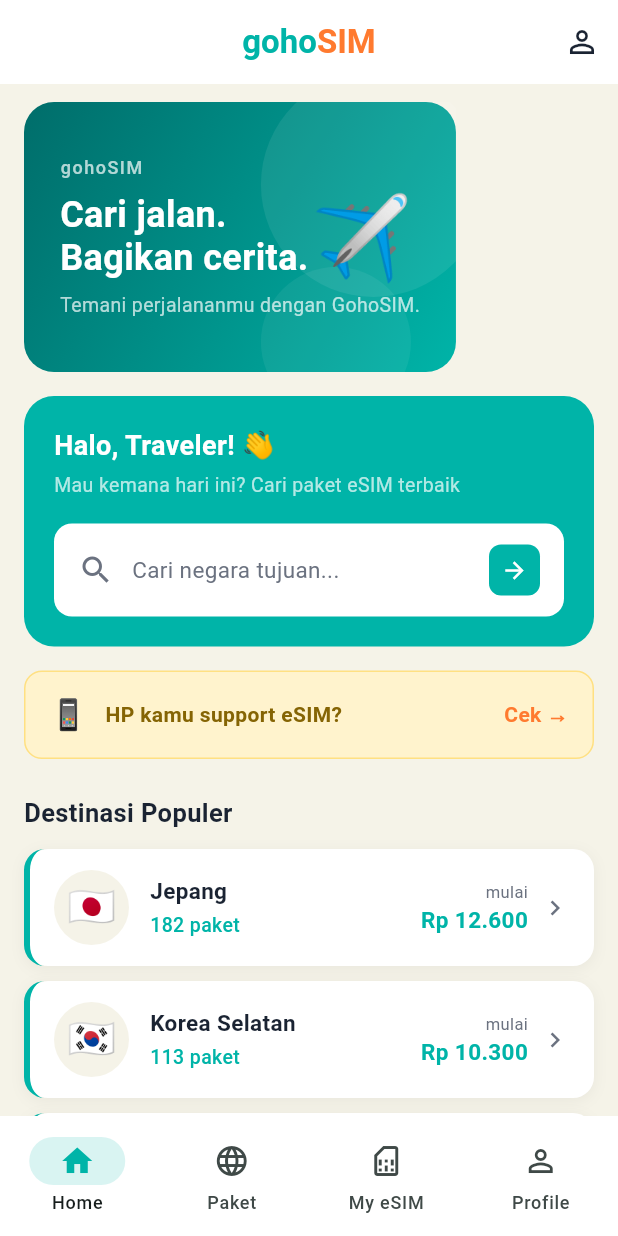
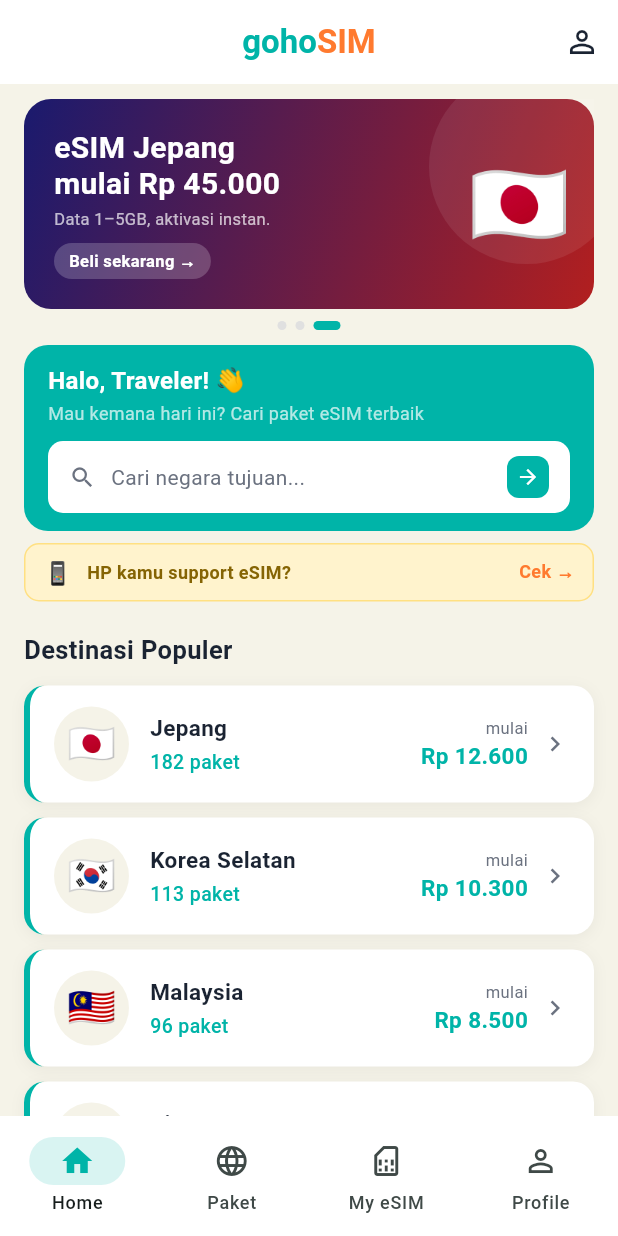
Before and after one commit to Sayuliho/gohosim-flutter, a Flutter app: the screen it shows after launch, on a phone screen of 412 x 824 dp. Run offline on Flutter 3.47's test engine with Material 3 defaults, Android fonts, the phone set to English and light mode, and no system bars; our stand-ins replace flutter_secure_storage, go_router, webview_flutter; accounts and stored records are empty.

Commit message:
Home: banner carousel auto-rotate + slim hero & esim-check strip
- Banner: convert static _HeroBanner to _HeroBannerCarousel (StatefulWidget)
  - 3 slides with different gradients, auto-rotate every 3.5s
  - PageView with smooth animation, animated dots indicator
  - Touch swipe support (native PageView)
  - Height reduced from 180px to 150px
- Hero search card: padding all(20) -> sym(16,12), font 18->16, search box slimmer
- eSIM check strip: padding vertical 14->8, horizontal 16->12, font 14->12

Co-Authored-By: Claude Sonnet 4.6 <noreply@anthropic.com>
Claude-Session: https://claude.ai/code/session_01DcfQx37ayvDtMcdXHL9fQy

```diff
--- a/lib/features/home/screens/home_screen.dart
+++ b/lib/features/home/screens/home_screen.dart
@@ -1,3 +1,4 @@
+import 'dart:async';
 import 'package:flutter/material.dart';
 import 'package:go_router/go_router.dart';
 import '../../../shared/theme/app_theme.dart';
@@ -45,19 +46,19 @@ class HomeScreen extends StatelessWidget {
         child: Column(
           crossAxisAlignment: CrossAxisAlignment.start,
           children: [
-            // Hero banner foto
-            _HeroBanner(),
+            // Hero banner — carousel auto-rotate
+            const _HeroBannerCarousel(),
 
-            const SizedBox(height: 16),
+            const SizedBox(height: 10),
 
-            // Search card
+            // Search card — slim
             Padding(
               padding: const EdgeInsets.symmetric(horizontal: 16),
               child: Container(
-                padding: const EdgeInsets.all(20),
+                padding: const EdgeInsets.symmetric(horizontal: 16, vertical: 12),
                 decoration: BoxDecoration(
                   color: AppTheme.primary,
-                  borderRadius: BorderRadius.circular(20),
+                  borderRadius: BorderRadius.circular(16),
                 ),
                 child: Column(
                   crossAxisAlignment: CrossAxisAlignment.start,
@@ -66,41 +67,41 @@ class HomeScreen extends StatelessWidget {
                       'Halo, Traveler! 👋',
                       style: TextStyle(
                         color: Colors.white,
-                        fontSize: 18,
+                        fontSize: 16,
                         fontWeight: FontWeight.bold,
                       ),
                     ),
-                    const SizedBox(height: 4),
+                    const SizedBox(height: 2),
                     const Text(
                       'Mau kemana hari ini? Cari paket eSIM terbaik',
-                      style: TextStyle(color: Colors.white70, fontSize: 13),
+                      style: TextStyle(color: Colors.white70, fontSize: 12),
                     ),
-                    const SizedBox(height: 16),
+                    const SizedBox(height: 10),
                     GestureDetector(
                       onTap: () => context.push('/packages'),
                       child: Container(
-                        padding: const EdgeInsets.symmetric(horizontal: 16, vertical: 14),
+                        padding: const EdgeInsets.symmetric(horizontal: 14, vertical: 10),
                         decoration: BoxDecoration(
                           color: Colors.white,
-                          borderRadius: BorderRadius.circular(12),
+                          borderRadius: BorderRadius.circular(10),
                         ),
                         child: Row(
                           children: [
-                            const Icon(Icons.search, color: AppTheme.textGrey),
-                            const SizedBox(width: 12),
+                            const Icon(Icons.search, color: AppTheme.textGrey, size: 18),
+                            const SizedBox(width: 10),
                             const Expanded(
                               child: Text(
                                 'Cari negara tujuan...',
-                                style: TextStyle(color: AppTheme.textGrey, fontSize: 15),
+                                style: TextStyle(color: AppTheme.textGrey, fontSize: 14),
                               ),
                             ),
                             Container(
-                              padding: const EdgeInsets.all(8),
+                              padding: const EdgeInsets.all(6),
                               decoration: BoxDecoration(
                                 color: AppTheme.primary,
                                 borderRadius: BorderRadius.circular(8),
                               ),
-                              child: const Icon(Icons.arrow_forward, color: Colors.white, size: 18),
+                              child: const Icon(Icons.arrow_forward, color: Colors.white, size: 16),
                             ),
                           ],
                         ),
@@ -111,31 +112,31 @@ class HomeScreen extends StatelessWidget {
               ),
             ),
 
-            const SizedBox(height: 16),
+            const SizedBox(height: 8),
 
-            // Banner HP support eSIM
+            // Banner HP support eSIM — slim
             Padding(
               padding: const EdgeInsets.symmetric(horizontal: 16),
               child: GestureDetector(
                 onTap: () => context.push('/packages'),
                 child: Container(
-                  padding: const EdgeInsets.symmetric(horizontal: 16, vertical: 14),
+                  padding: const EdgeInsets.symmetric(horizontal: 12, vertical: 8),
                   decoration: BoxDecoration(
                     color: const Color(0xFFFFF3CD),
-                    borderRadius: BorderRadius.circular(12),
+                    borderRadius: BorderRadius.circular(10),
                     border: Border.all(color: const Color(0xFFFFE082)),
                   ),
                   child: Row(
                     children: [
-                      const Text('📱', style: TextStyle(fontSize: 20)),
-                      const SizedBox(width: 12),
+                      const Text('📱', style: TextStyle(fontSize: 15)),
+                      const SizedBox(width: 10),
                       const Expanded(
                         child: Text(
                           'HP kamu support eSIM?',
                           style: TextStyle(
                             color: Color(0xFF856404),
                             fontWeight: FontWeight.w600,
-                            fontSize: 14,
+                            fontSize: 12,
                           ),
                         ),
                       ),
@@ -144,7 +145,7 @@ class HomeScreen extends StatelessWidget {
                         style: TextStyle(
                           color: AppTheme.cta,
                           fontWeight: FontWeight.bold,
-                          fontSize: 14,
+                          fontSize: 12,
                         ),
                       ),
                     ],
@@ -153,7 +154,7 @@ class HomeScreen extends StatelessWidget {
               ),
             ),
 
-            const SizedBox(height: 24),
+            const SizedBox(height: 20),
 
             // Destinasi populer header
             const Padding(
@@ -215,16 +216,99 @@ class HomeScreen extends StatelessWidget {
   }
 }
 
-class _HeroBanner extends StatelessWidget {
+// ── Banner carousel ──────────────────────────────────────────────────────────
+
+class _BannerSlide {
+  final List<Color> colors;
+  final String emoji;
+  final String title;
+  final String subtitle;
+  final String cta;
+
+  const _BannerSlide({
+    required this.colors,
+    required this.emoji,
+    required this.title,
+    required this.subtitle,
+    required this.cta,
+  });
+}
+
+const _bannerSlides = [
+  _BannerSlide(
+    colors: [Color(0xFF006D6A), Color(0xFF00B4A8)],
+    emoji: '✈️',
+    title: 'Cari jalan.\nBagikan cerita.',
+    subtitle: 'Temani perjalananmu dengan GohoSIM.',
+    cta: 'Mulai sekarang →',
+  ),
+  _BannerSlide(
+    colors: [Color(0xFF0057FF), Color(0xFF3B82F6)],
+    emoji: '🌏',
+    title: 'Internet\n150+ Negara',
+    subtitle: 'Langsung aktif tanpa ganti kartu SIM.',
+    cta: 'Cek paket →',
+  ),
+  _BannerSlide(
+    colors: [Color(0xFF1a1a6e), Color(0xFFb21f1f)],
+    emoji: '🇯🇵',
+    title: 'eSIM Jepang\nmulai Rp 45.000',
+    subtitle: 'Data 1–5GB, aktivasi instan.',
+    cta: 'Beli sekarang →',
+  ),
+];
+
+class _HeroBannerCarousel extends StatefulWidget {
+  const _HeroBannerCarousel();
+
+  @override
+  State<_HeroBannerCarousel> createState() => _HeroBannerCarouselState();
+}
+
+class _HeroBannerCarouselState extends State<_HeroBannerCarousel> {
+  final PageController _ctrl = PageController();
+  int _current = 0;
+  Timer? _timer;
+
+  @override
+  void initState() {
+    super.initState();
+    _timer = Timer.periodic(const Duration(milliseconds: 3500), (_) {
+      if (!mounted) return;
+      final next = (_current + 1) % _bannerSlides.length;
+      _ctrl.animateToPage(
+        next,
+        duration: const Duration(milliseconds: 500),
+        curve: Curves.easeInOut,
+      );
+    });
+  }
+
+  @override
+  void dispose() {
+    _timer?.cancel();
+    _ctrl.dispose();
+    super.dispose();
+  }
+
   @override
   Widget build(BuildContext context) {
+    return Column(
+      children: [
+        SizedBox(
+          height: 150,
+          child: PageView.builder(
+            controller: _ctrl,
+            itemCount: _bannerSlides.length,
+            onPageChanged: (i) => setState(() => _current = i),
+            itemBuilder: (ctx, i) {
+              final s = _bannerSlides[i];
               return Container(
-      margin: const EdgeInsets.fromLTRB(16, 12, 16, 0),
-      height: 180,
+                margin: const EdgeInsets.fromLTRB(16, 10, 16, 0),
                 decoration: BoxDecoration(
-        borderRadius: BorderRadius.circular(20),
-        gradient: const LinearGradient(
-          colors: [Color(0xFF006D6A), Color(0xFF00B4A8)],
+                  borderRadius: BorderRadius.circular(18),
+                  gradient: LinearGradient(
+                    colors: s.colors,
                     begin: Alignment.topLeft,
                     end: Alignment.bottomRight,
                   ),
@@ -236,74 +320,93 @@ class _HeroBanner extends StatelessWidget {
                       right: -20,
                       top: -20,
                       child: Container(
-              width: 150,
-              height: 150,
+                        width: 130,
+                        height: 130,
                         decoration: BoxDecoration(
                           shape: BoxShape.circle,
                           color: Colors.white.withOpacity(0.08),
                         ),
                       ),
                     ),
-          Positioned(
-            right: 30,
-            bottom: -30,
-            child: Container(
-              width: 100,
-              height: 100,
-              decoration: BoxDecoration(
-                shape: BoxShape.circle,
-                color: Colors.white.withOpacity(0.06),
-              ),
-            ),
-          ),
                     // Konten
                     Padding(
-            padding: const EdgeInsets.all(24),
+                      padding: const EdgeInsets.fromLTRB(20, 16, 90, 16),
                       child: Column(
                         crossAxisAlignment: CrossAxisAlignment.start,
                         mainAxisAlignment: MainAxisAlignment.center,
                         children: [
-                const Text(
-                  'gohoSIM',
-                  style: TextStyle(
-                    color: Colors.white70,
-                    fontSize: 12,
-                    fontWeight: FontWeight.w500,
-                    letterSpacing: 1,
-                  ),
-                ),
-                const SizedBox(height: 8),
-                const Text(
-                  'Cari jalan.\nBagikan cerita.',
-                  style: TextStyle(
+                          Text(
+                            s.title,
+                            style: const TextStyle(
                               color: Colors.white,
-                    fontSize: 24,
+                              fontSize: 20,
                               fontWeight: FontWeight.bold,
                               height: 1.2,
                             ),
                           ),
+                          const SizedBox(height: 4),
+                          Text(
+                            s.subtitle,
+                            style: const TextStyle(color: Colors.white70, fontSize: 11),
+                          ),
                           const SizedBox(height: 8),
-                const Text(
-                  'Temani perjalananmu dengan GohoSIM.',
-                  style: TextStyle(color: Colors.white70, fontSize: 13),
+                          Container(
+                            padding: const EdgeInsets.symmetric(horizontal: 10, vertical: 4),
+                            decoration: BoxDecoration(
+                              color: Colors.white.withOpacity(0.2),
+                              borderRadius: BorderRadius.circular(20),
+                            ),
+                            child: Text(
+                              s.cta,
+                              style: const TextStyle(
+                                color: Colors.white,
+                                fontSize: 11,
+                                fontWeight: FontWeight.w700,
+                              ),
+                            ),
                           ),
                         ],
                       ),
                     ),
-          // Icon pesawat dekoratif
-          const Positioned(
-            right: 24,
+                    // Emoji dekoratif
+                    Positioned(
+                      right: 16,
                       top: 0,
                       bottom: 0,
                       child: Center(
-              child: Text('✈️', style: TextStyle(fontSize: 60)),
+                        child: Text(s.emoji, style: const TextStyle(fontSize: 54)),
                       ),
                     ),
                   ],
                 ),
               );
+            },
+          ),
+        ),
+        // Dots indicator
+        const SizedBox(height: 8),
+        Row(
+          mainAxisAlignment: MainAxisAlignment.center,
+          children: List.generate(_bannerSlides.length, (i) {
+            final active = i == _current;
+            return AnimatedContainer(
+              duration: const Duration(milliseconds: 250),
+              margin: const EdgeInsets.symmetric(horizontal: 3),
+              width: active ? 18 : 6,
+              height: 6,
+              decoration: BoxDecoration(
+                color: active ? AppTheme.primary : Colors.grey.shade300,
+                borderRadius: BorderRadius.circular(3),
+              ),
+            );
+          }),
+        ),
+      ],
+    );
   }
 }
+
+// ── Country card ─────────────────────────────────────────────────────────────
 
 class _CountryCard extends StatelessWidget {
   final String flag;
```
Lines whose indentation alone changed are shown as unchanged.
